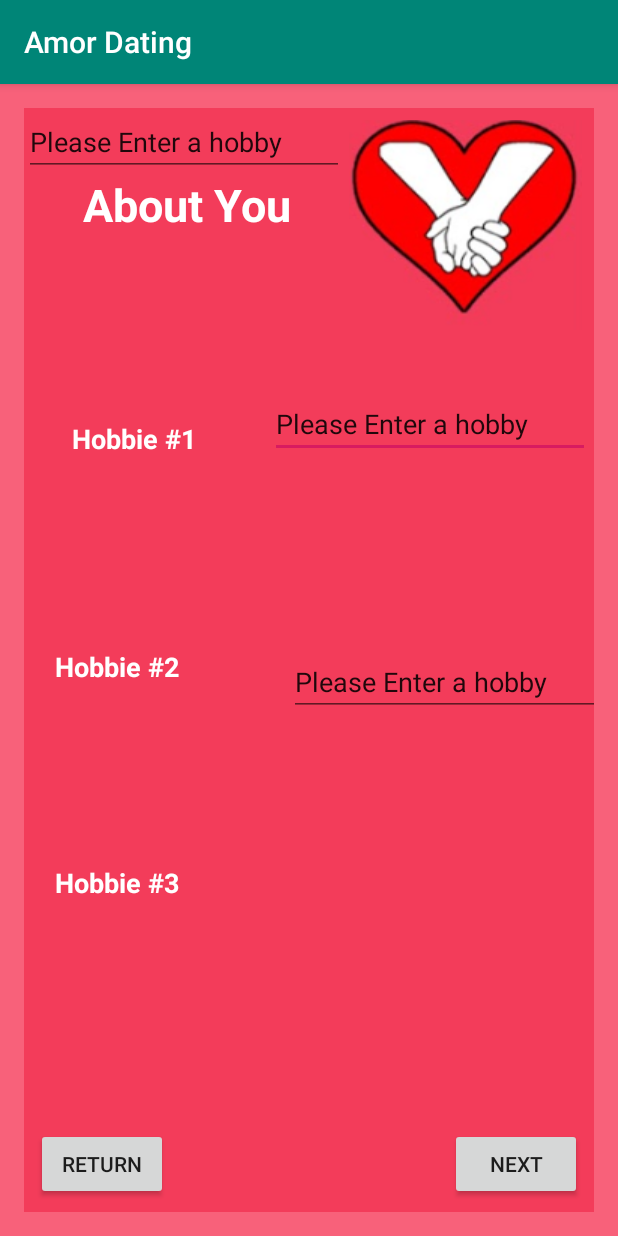
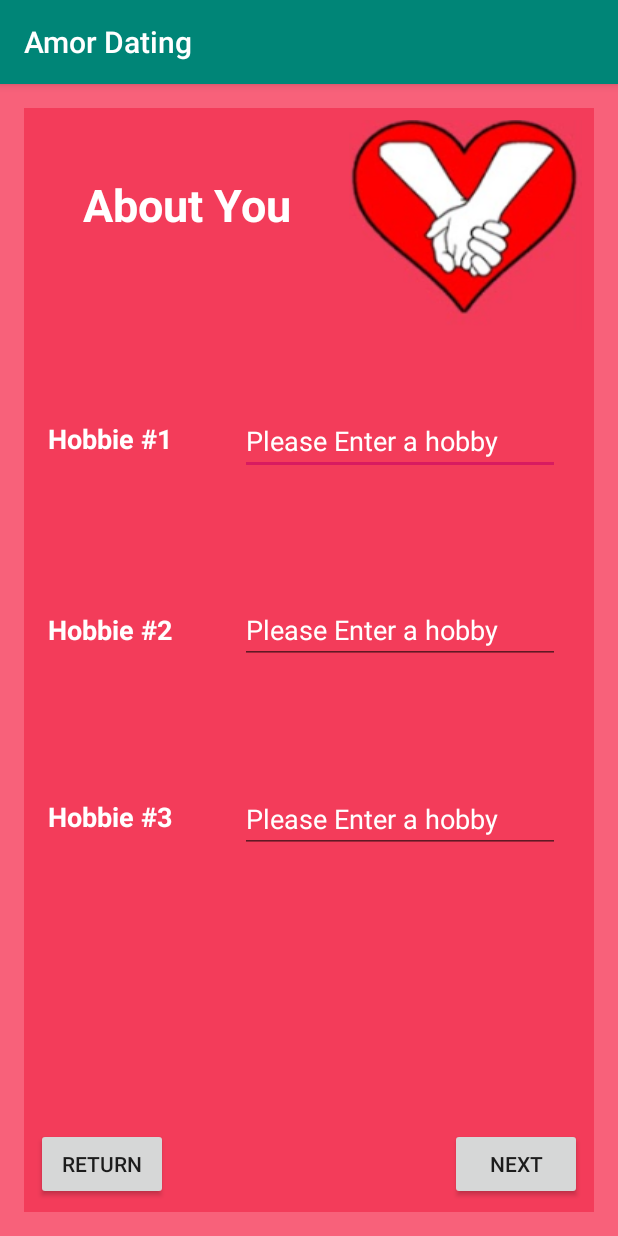
Before and after one commit to R-Laverty/PMAT_assignment, an Android app: the UserDetailsP3 screen opened directly, with no data from a screen before it, on a phone screen of 412 x 824 dp. Run offline under Robolectric (Android 15) with nearby library versions, the phone set to English and light mode, and no system bars; 2 statements that could not run were skipped.

```diff
--- a/app/src/main/java/com/example/pmat_assignment/LoginActivity.kt
+++ b/app/src/main/java/com/example/pmat_assignment/LoginActivity.kt
@@ -28,6 +28,7 @@ class LoginActivity : AppCompatActivity() {
             //directs the user to the registration layouts
             val intent = Intent(this, UserDetailsP1::class.java)
             intent.putExtra("User", userDetails)
+            intent.putExtra("aLogic", mLogic)
             startActivity(intent)
         }
 
--- a/app/src/main/java/com/example/pmat_assignment/UserDetailsP1.kt
+++ b/app/src/main/java/com/example/pmat_assignment/UserDetailsP1.kt
@@ -35,8 +35,8 @@ class UserDetailsP1 : AppCompatActivity() {
             and if they are valid the user is directed to the next registration page*/
             var errortxt = ""
             try {
-                val firstname = findViewById<EditText>(R.id.etxt_firstname).text.toString()
-                val surname = findViewById<EditText>(R.id.etxt_surname).text.toString()
+                val firstname = mLogic.formatForDatabase(findViewById<EditText>(R.id.etxt_firstname).text.toString())
+                val surname = mLogic.formatForDatabase(findViewById<EditText>(R.id.etxt_surname).text.toString())
                 val email = findViewById<EditText>(R.id.etxt_email).text.toString()
                 val dayOfBirth = findViewById<EditText>(R.id.etxt_dob_day).text.toString().toInt()
                 val monthOfBirth =
--- a/app/src/main/java/com/example/pmat_assignment/UserDetailsP2.kt
+++ b/app/src/main/java/com/example/pmat_assignment/UserDetailsP2.kt
@@ -32,8 +32,8 @@ class UserDetailsP2 : AppCompatActivity() {
             //TODO this try catch will not work replace with an if == "" and do the same in regP1
             try {
                 userDetails.mpassword = findViewById<EditText>(R.id.etxt_password).text.toString()
-                userDetails.mgender = findViewById<EditText>(R.id.etxt_gender).text.toString()
-                userDetails.msexuality = findViewById<EditText>(R.id.etxt_sexuality).text.toString()
+                userDetails.mgender = mLogic.ValidateGender(findViewById<EditText>(R.id.etxt_gender).text.toString())
+                userDetails.msexuality = mLogic.formatForDatabase(findViewById<EditText>(R.id.etxt_sexuality).text.toString())
                 val intent = Intent(this, UserDetailsP3::class.java)
                 intent.putExtra("User", userDetails)
                 intent.putExtra("aLogic", mLogic)
--- a/app/src/main/java/com/example/pmat_assignment/UserDetailsP3.kt
+++ b/app/src/main/java/com/example/pmat_assignment/UserDetailsP3.kt
@@ -3,6 +3,7 @@ package com.example.pmat_assignment
 import android.content.Intent
 import androidx.appcompat.app.AppCompatActivity
 import android.os.Bundle
+import android.os.StrictMode
 import android.widget.Button
 import android.widget.EditText
 import com.example.logic.Logic
@@ -21,6 +22,10 @@ class UserDetailsP3 : AppCompatActivity() {
         val btnReturn = findViewById<Button>(R.id.btn_return)
         val btnNext = findViewById<Button>(R.id.btn_nextP3)
 
+        val etxtH1 = findViewById<EditText>(R.id.hobbies_1)
+        val etxtH2 = findViewById<EditText>(R.id.txt_hobbies_2_entry)
+        val etxtH3 = findViewById<EditText>(R.id.txt_hobbies_3_entry)
+
         btnReturn.setOnClickListener{
             val intent = Intent(this, UserDetailsP2::class.java)
             intent.putExtra("User", userDetails)
@@ -29,6 +34,15 @@ class UserDetailsP3 : AppCompatActivity() {
         }
 
         btnNext.setOnClickListener{
+            userDetails.mhobbie1 = mLogic.formatForDatabase(etxtH1.text.toString())
+            userDetails.mhobbie2 = mLogic.formatForDatabase(etxtH2.text.toString())
+            userDetails.mhobbie3 = mLogic.formatForDatabase(etxtH3.text.toString())
+
+            val policy: StrictMode.ThreadPolicy = StrictMode.ThreadPolicy.Builder().permitAll().build()
+            StrictMode.setThreadPolicy(policy)
+
+            mLogic.updateDatabase(userDetails)
+
             val intent = Intent(this, MainActivity::class.java)
             intent.putExtra("User", userDetails)
             intent.putExtra("aLogic", mLogic)
--- a/app/src/main/res/layout/activity_user_details_p3.xml
+++ b/app/src/main/res/layout/activity_user_details_p3.xml
@@ -19,7 +19,7 @@
         android:background="@color/backgroundColour"
         app:layout_constraintBottom_toBottomOf="parent"
         app:layout_constraintEnd_toEndOf="parent"
-        app:layout_constraintHorizontal_bias="1.0"
+        app:layout_constraintHorizontal_bias="0.75"
         app:layout_constraintStart_toStartOf="parent"
         app:layout_constraintTop_toTopOf="parent"
         app:layout_constraintVertical_bias="0.0" />
@@ -28,15 +28,14 @@
         android:id="@+id/txt_page_title_hobbies_3"
         android:layout_width="112dp"
         android:layout_height="27dp"
-        android:layout_marginTop="504dp"
+        android:layout_marginStart="16dp"
+        android:layout_marginTop="100dp"
         android:text="@string/title_hobbie_3"
         android:textColor="@color/textColour"
         android:textSize="18sp"
         android:textStyle="bold"
-        app:layout_constraintEnd_toStartOf="@id/img_logo"
-        app:layout_constraintHorizontal_bias="0.2"
         app:layout_constraintStart_toStartOf="parent"
-        app:layout_constraintTop_toTopOf="parent" />
+        app:layout_constraintTop_toBottomOf="@+id/txt_page_title_hobbies_2" />
 
     <ImageView
         android:id="@+id/img_logo"
@@ -65,29 +64,27 @@
         android:id="@+id/txt_page_title_hobbies_1"
         android:layout_width="112dp"
         android:layout_height="27dp"
+        android:layout_marginStart="16dp"
         android:layout_marginTop="208dp"
         android:text="@string/title_hobbie_1"
         android:textColor="@color/textColour"
         android:textSize="18sp"
         android:textStyle="bold"
-        app:layout_constraintEnd_toStartOf="@id/img_logo"
-        app:layout_constraintHorizontal_bias="0.308"
         app:layout_constraintStart_toStartOf="parent"
         app:layout_constraintTop_toTopOf="parent" />
 
     <TextView
         android:id="@+id/txt_page_title_hobbies_2"
         android:layout_width="112dp"
-        android:layout_height="27dp"
-        android:layout_marginTop="360dp"
+        android:layout_height="0dp"
+        android:layout_marginStart="16dp"
+        android:layout_marginTop="100dp"
         android:text="@string/title_hobbie_2"
         android:textColor="@color/textColour"
         android:textSize="18sp"
         android:textStyle="bold"
-        app:layout_constraintEnd_toStartOf="@id/img_logo"
-        app:layout_constraintHorizontal_bias="0.2"
         app:layout_constraintStart_toStartOf="parent"
-        app:layout_constraintTop_toTopOf="parent" />
+        app:layout_constraintTop_toBottomOf="@+id/txt_page_title_hobbies_1" />
 
     <Button
         android:id="@+id/btn_return"
@@ -113,35 +110,43 @@
         android:id="@+id/hobbies_1"
         android:layout_width="wrap_content"
         android:layout_height="wrap_content"
-        android:layout_marginStart="132dp"
-        android:layout_marginTop="180dp"
+        android:layout_marginStart="16dp"
         android:autofillHints="e.g. Sports, Gaming"
         android:ems="10"
+        android:hint="@string/title_hobbie_message"
         android:inputType="textPersonName"
-        android:text="@string/title_hobbie_message"
-        app:layout_constraintStart_toStartOf="@+id/txt_page_title_hobbies_1"
-        app:layout_constraintTop_toTopOf="@+id/img_logo" />
+        android:textColor="@color/textColour"
+        android:textColorHint="@color/textColour"
+        app:layout_constraintBottom_toBottomOf="@+id/txt_page_title_hobbies_1"
+        app:layout_constraintStart_toEndOf="@+id/txt_page_title_hobbies_1"
+        app:layout_constraintTop_toTopOf="@+id/txt_page_title_hobbies_1" />
 
     <EditText
         android:id="@+id/txt_hobbies_2_entry"
         android:layout_width="wrap_content"
         android:layout_height="wrap_content"
-        android:layout_marginStart="156dp"
-        android:layout_marginTop="352dp"
+        android:layout_marginStart="16dp"
         android:ems="10"
+        android:hint="@string/title_hobbie_message"
         android:inputType="textPersonName"
-        android:text="@string/title_hobbie_message"
-        app:layout_constraintStart_toStartOf="@+id/txt_page_title_hobbies_2"
-        app:layout_constraintTop_toTopOf="@+id/img_logo" />
+        android:textColor="@color/textColour"
+        android:textColorHint="@color/textColour"
+        app:layout_constraintBottom_toBottomOf="@+id/txt_page_title_hobbies_2"
+        app:layout_constraintStart_toEndOf="@+id/txt_page_title_hobbies_2"
+        app:layout_constraintTop_toTopOf="@+id/txt_page_title_hobbies_2" />
 
     <EditText
         android:id="@+id/txt_hobbies_3_entry"
         android:layout_width="wrap_content"
         android:layout_height="wrap_content"
+        android:layout_marginStart="16dp"
         android:ems="10"
+        android:hint="@string/title_hobbie_message"
         android:inputType="textPersonName"
-        android:text="@string/title_hobbie_message"
-        tools:layout_editor_absoluteX="165dp"
-        tools:layout_editor_absoluteY="508dp" />
+        android:textColor="@color/textColour"
+        android:textColorHint="@color/textColour"
+        app:layout_constraintBottom_toBottomOf="@+id/txt_page_title_hobbies_3"
+        app:layout_constraintStart_toEndOf="@+id/txt_page_title_hobbies_3"
+        app:layout_constraintTop_toTopOf="@+id/txt_page_title_hobbies_3" />
 
 </androidx.constraintlayout.widget.ConstraintLayout>
```
Also changed, not shown: app/src/main/java/com/example/pmat_assignment/MainActivity.kt (+24 -4 lines), logic/src/main/java/com/example/logic/Logic.kt (+129 -11 lines).
